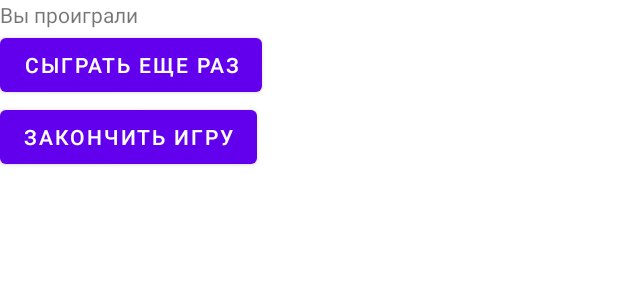
After one commit to RatWithCoffee/slots, an Android app: the layout end_game_dialog.xml on its own in the app's theme, with its tools: preview values and no code run, on a phone screen of 412 x 824 dp. The commit adds this screen. Shown: the top 300 px of the screen. Run offline under Robolectric (Android 15) with nearby library versions, the light colour scheme and no system bars.

Commit message:
add dialog functionality

```diff
--- a/app/src/main/java/com/template/model/GameState.java
+++ b/app/src/main/java/com/template/model/GameState.java
@@ -2,7 +2,7 @@ package com.template.model;
 
 // описывает состояние текущей игры
 public class GameState {
-    public static final double defaultInitSum = 1000;
+    public static final double defaultInitSum = 100;
     public static final double defaultInitBet = 100;
 
 
@@ -46,4 +46,8 @@ public class GameState {
     public double getBet() {
         return bet;
     }
+
+    public void restartGame() {
+        sum = defaultInitSum;
+    }
 }
--- /dev/null
+++ b/app/src/main/res/layout/end_game_dialog.xml
@@ -0,0 +1,30 @@
+<?xml version="1.0" encoding="utf-8"?>
+<LinearLayout xmlns:android="http://schemas.android.com/apk/res/android"
+    android:layout_width="match_parent"
+    android:layout_height="match_parent"
+
+    android:orientation="vertical">
+
+    <TextView
+        android:id="@+id/end_game_message"
+        android:layout_width="wrap_content"
+        android:layout_height="wrap_content"
+        android:text="@string/game_over_message"
+        />
+
+    <Button
+        android:id="@+id/replay_button"
+        android:layout_width="wrap_content"
+        android:layout_height="wrap_content"
+        android:text="@string/replay_button"
+
+        />
+
+    <Button
+        android:id="@+id/end_button"
+        android:layout_width="wrap_content"
+        android:layout_height="wrap_content"
+        android:text="@string/end_game"
+        />
+
+</LinearLayout>
--- a/app/src/main/res/values/strings.xml
+++ b/app/src/main/res/values/strings.xml
@@ -12,6 +12,9 @@
     <string name="small_jackpot">Джекпот поменьше</string>
     <string name="loss">Проигрыш</string>
     <string name="end_rotation_button">Остановить вращение</string>
+    <string name="replay_button">Сыграть еще раз</string>
+    <string name="end_game">Закончить игру</string>
+    <string name="game_over_message">Вы проиграли</string>
 
 
 </resources>
```
Also changed, not shown: app/src/main/java/com/template/view/activities/GameActivity.java (+22 -6 lines), app/src/main/java/com/template/view/components/Slots.java (+11 -10 lines), app/src/main/java/com/template/view/dialogs/DialogWindow.java (added, +41 -0 lines).
